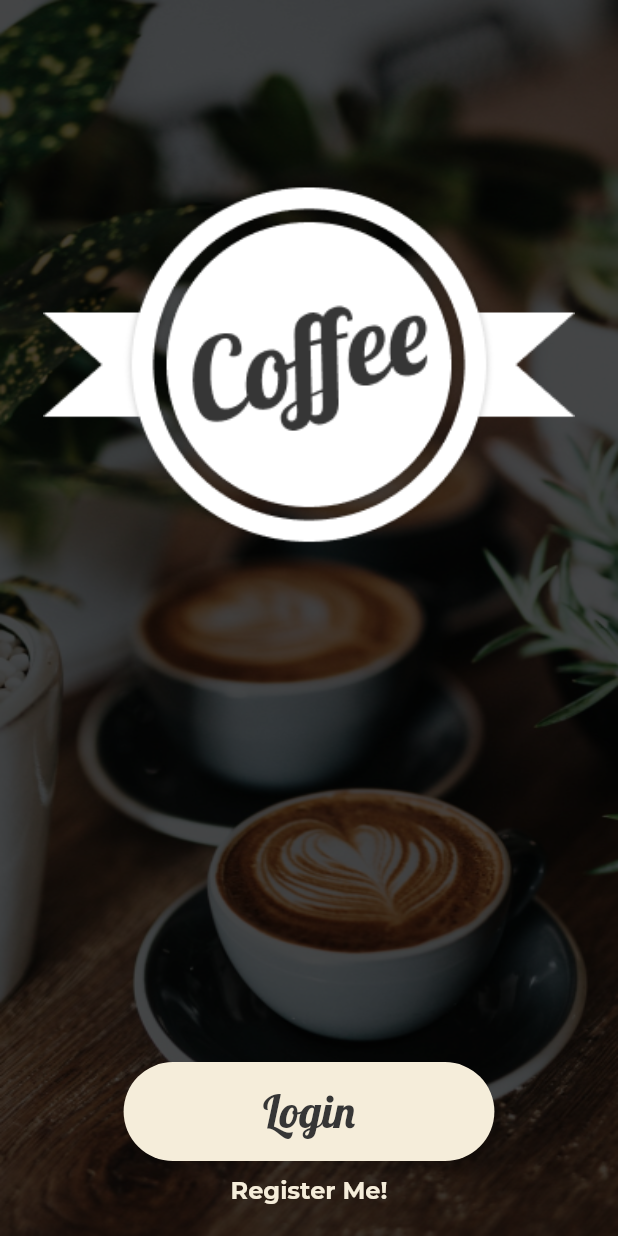
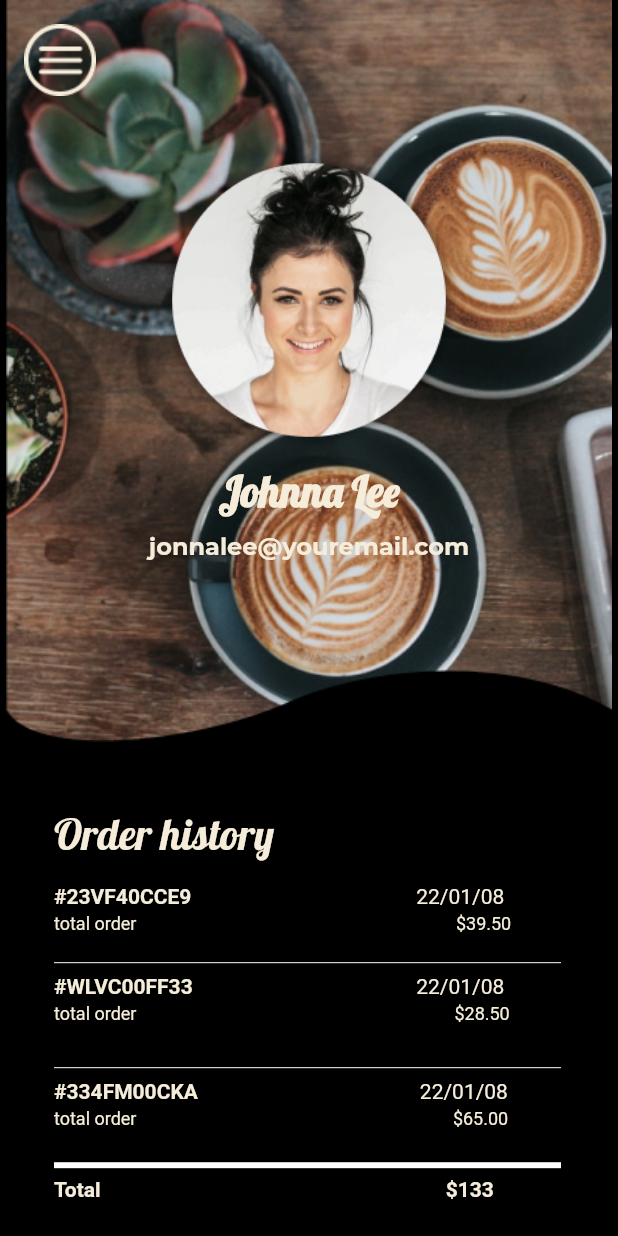
Before and after one commit to mohmmadabdr/coffee_app, a Flutter app: the screen it shows after launch, on a phone screen of 412 x 824 dp. Run offline on Flutter 3.47's test engine with Material 2 defaults, Android fonts, the phone set to English and light mode, and no system bars; our stand-ins replace firebase_core, get, get_storage, loading_animation_widget; accounts and stored records are empty; Roboto replaces fonts that are missing (Montserrat).

Commit message:
Move To Screen Profile To Project

```diff
--- a/lib/Shared/Base/routing.dart
+++ b/lib/Shared/Base/routing.dart
@@ -1,9 +1,11 @@
 import 'package:coffee_app/Shared/Binding/loading_binding.dart';
 import 'package:coffee_app/Shared/Binding/login_binding.dart';
+import 'package:coffee_app/Shared/Binding/profile_binding.dart';
 import 'package:coffee_app/Shared/Binding/register_binding.dart';
 import 'package:coffee_app/Shared/Binding/start_binding.dart';
 import 'package:coffee_app/View/Loading/loading_page.dart';
 import 'package:coffee_app/View/Login/login_page.dart';
+import 'package:coffee_app/View/Profile/profile_page.dart';
 import 'package:coffee_app/View/Regester/regester_page.dart';
 import 'package:coffee_app/View/Start/start_page.dart';
 import 'package:get/get.dart';
@@ -58,12 +60,12 @@ class BaseRoute {
         // //   page: const ContinueCreateToEmailPage(),
         // //   binding: BindingContinueCreateToEmail(),
         // // ),
-        // _getPage(
-        //   transitionScreen: Transition.rightToLeft,
-        //   name: PageTo.completeprofile,
-        //   page: CompleteProfilePage(),
-        //   binding: CompleteProfileBinding(),
-        // ),
+        _getPage(
+          transitionScreen: Transition.rightToLeft,
+          name: PageTo.profile,
+          page: ProfilePage(),
+          binding: ProfileBinding(),
+        ),
       ];
 
   static GetPage _getPage({
@@ -89,6 +91,6 @@ class PageTo {
   static const regester = "/Regster";
   static const start = "/Stert";
   static const forgotPassword = '/ForgotPassword';
-  static const completeprofile = '/CompleteProfile';
+  static const profile = '/Profile';
   static const loading = '/Loading';
 }
--- /dev/null
+++ b/lib/Shared/Binding/profile_binding.dart
@@ -0,0 +1,16 @@
+import 'package:coffee_app/ViewModel/Profile/profile_controller.dart';
+import 'package:coffee_app/ViewModel/Profile/profile_provider.dart';
+import 'package:get/get.dart';
+
+class ProfileBinding extends Bindings {
+  @override
+  void dependencies() {
+    Get.put<ProfileProvider>(
+      ProfileProvider(),
+    );
+
+    Get.put<ProfileController>(
+      ProfileController(),
+    );
+  }
+}
--- a/lib/Shared/Resource/images_mangment.dart
+++ b/lib/Shared/Resource/images_mangment.dart
@@ -4,6 +4,9 @@ class BaseImage {
   static String surat({required var nomor}) => "assets/image/sname_$nomor.png";
   static var logo = "assets/image/iconapp.png";
   static var background_start = "assets/image/background_start.png";
+  static var coffee_background = "assets/image/coffee_background.png";
+  static var avatar = "assets/image/avatar.png";
+  static var Menu = "assets/image/Menu.png";
 }
 
 class BaseImagejpg {
--- a/lib/View/MyApp/app.dart
+++ b/lib/View/MyApp/app.dart
@@ -22,7 +22,7 @@ class _MyAppState extends State<MyApp> {
   Widget build(BuildContext context) {
     return GetMaterialApp(
       debugShowCheckedModeBanner: false,
-      initialRoute: PageTo.loading,
+      initialRoute: PageTo.profile,
       getPages: BaseRoute.pages(),
       theme: applicationTheme(context),
     );
--- /dev/null
+++ b/lib/View/Profile/profile_page.dart
@@ -0,0 +1,393 @@
+import 'package:coffee_app/Shared/Resource/images_mangment.dart';
+import 'package:coffee_app/Shared/Resource/size_mangment.dart';
+import 'package:flutter/material.dart';
+import 'package:get/get.dart';
+
+class ProfilePage extends StatelessWidget {
+  @override
+  Widget build(BuildContext context) {
+    return Scaffold(
+      backgroundColor: Colors.black,
+      body: Stack(
+        children: [
+          Align(
+            alignment: Alignment.topCenter,
+            child: FractionallySizedBox(
+              heightFactor: 0.6,
+              child: Image.asset(
+                BaseImage.coffee_background,
+                fit: BoxFit.cover,
+              ),
+            ),
+          ),
+          SafeArea(
+            child: Align(
+              alignment: Alignment.topLeft,
+              child: Padding(
+                padding: EdgeInsets.all(16.0),
+                child: Image.asset(BaseImage.Menu),
+              ),
+            ),
+          ),
+          Align(
+            alignment: Alignment.center,
+            child: Padding(
+              padding: EdgeInsets.only(top: 100.0),
+              child: Column(
+                mainAxisAlignment: MainAxisAlignment.start,
+                children: [
+                  CircleAvatar(
+                    radius: 100,
+                    backgroundColor: Colors.transparent,
+                    backgroundImage: AssetImage(BaseImage.avatar),
+                  ),
+                  SizedBox(height: 10),
+                  Text(
+                    'Johnna Lee',
+                    style: TextStyle(
+                      fontSize: FontSize.s28,
+                      fontWeight: FontWeight.bold,
+                      color: Color(0xFFF5EDDA),
+                    ),
+                  ),
+                  SizedBox(height: 10),
+                  Text(
+                    'jonnalee@youremail.com',
+                    style: TextStyle(
+                      fontFamily: 'Montserrat-VariableFont_wght',
+                      fontWeight: FontWeight.bold,
+                      fontSize: FontSize.s16,
+                      color: Color(0xFFF5EDDA),
+                    ),
+                  ),
+                  SizedBox(
+                    height: Get.height * 0.2,
+                  ),
+                  Container(
+                    margin: EdgeInsets.fromLTRB(36, 0, 38, 0),
+                    width: double.infinity,
+                    child: Column(
+                      crossAxisAlignment: CrossAxisAlignment.start,
+                      children: [
+                        Container(
+                          margin: EdgeInsets.fromLTRB(0, 0, 0, 16),
+                          child: Text(
+                            'Order history',
+                            style: TextStyle(
+                              fontSize: 28,
+                              fontWeight: FontWeight.w400,
+                              height: 1.2,
+                              color: Color(0xfff5edda),
+                            ),
+                          ),
+                        ),
+                        Container(
+                          // orderVE7 (10:380)
+                          margin: EdgeInsets.fromLTRB(0, 0, 0, 0),
+                          padding: EdgeInsets.fromLTRB(0, 0, 0, 11),
+                          width: double.infinity,
+                          child: Column(
+                            crossAxisAlignment: CrossAxisAlignment.center,
+                            children: [
+                              Container(
+                                margin: EdgeInsets.fromLTRB(0, 0, 0, 2),
+                                width: double.infinity,
+                                child: Row(
+                                  crossAxisAlignment: CrossAxisAlignment.center,
+                                  children: [
+                                    Container(
+                                      // vf40cce9M1R (10:381)
+                                      margin: EdgeInsets.fromLTRB(0, 0, 150, 0),
+                                      child: Text(
+                                        '#23VF40CCE9',
+                                        style: TextStyle(
+                                          fontFamily: 'Montserrat',
+                                          fontSize: 14,
+                                          fontWeight: FontWeight.w700,
+                                          height: 1.2,
+                                          color: Color(0xfff5edda),
+                                        ),
+                                      ),
+                                    ),
+                                    Text(
+                                      // ci3 (10:384)
+                                      '22/01/08',
+                                      textAlign: TextAlign.right,
+                                      style: TextStyle(
+                                        fontFamily: 'Montserrat',
+                                        fontSize: 14,
+                                        fontWeight: FontWeight.w400,
+                                        height: 1.2,
+                                        color: Color(0xfff5edda),
+                                      ),
+                                    ),
+                                  ],
+                                ),
+                              ),
+                              Container(
+                                // autogroup4mnwAUf (D3kjFUT954yVjr81f64mnw)
+                                margin: EdgeInsets.fromLTRB(0, 0, 0, 0),
+                                width: double.infinity,
+                                child: Row(
+                                  crossAxisAlignment: CrossAxisAlignment.center,
+                                  children: [
+                                    Container(
+                                      margin: EdgeInsets.fromLTRB(0, 0, 213, 0),
+                                      child: Text(
+                                        'total order',
+                                        style: TextStyle(
+                                          fontFamily: 'Montserrat',
+                                          fontSize: 12,
+                                          fontWeight: FontWeight.w400,
+                                          height: 1.2,
+                                          color: Color(0xfff5edda),
+                                        ),
+                                      ),
+                                    ),
+                                    Text(
+                                      // DSw (10:383)
+                                      '\$39.50',
+                                      textAlign: TextAlign.right,
+                                      style: TextStyle(
+                                        fontFamily: 'Montserrat',
+                                        fontSize: 12,
+                                        fontWeight: FontWeight.w400,
+                                        height: 1.2,
+                                        color: Color(0xfff5edda),
+                                      ),
+                                    ),
+                                  ],
+                                ),
+                              ),
+                            ],
+                          ),
+                        ),
+                        Divider(
+                          color: Colors.white,
+                        ),
+                        Container(
+                          margin: EdgeInsets.fromLTRB(0, 0, 0, 0),
+                          padding: EdgeInsets.fromLTRB(0, 0, 0, 11),
+                          width: double.infinity,
+                          child: Column(
+                            crossAxisAlignment: CrossAxisAlignment.center,
+                            children: [
+                              Container(
+                                margin: EdgeInsets.fromLTRB(0, 0, 0, 2),
+                                width: double.infinity,
+                                child: Row(
+                                  crossAxisAlignment: CrossAxisAlignment.center,
+                                  children: [
+                                    Container(
+                                      margin: EdgeInsets.fromLTRB(0, 0, 149, 0),
+                                      child: Text(
+                                        '#WLVC00FF33',
+                                        style: TextStyle(
+                                          fontFamily: 'Montserrat',
+                                          fontSize: 14,
+                                          fontWeight: FontWeight.w700,
+                                          height: 1.2,
+                                          color: Color(0xfff5edda),
+                                        ),
+                                      ),
+                                    ),
+                                    Text(
+                                      '22/01/08',
+                                      textAlign: TextAlign.right,
+                                      style: TextStyle(
+                                        fontFamily: 'Montserrat',
+                                        fontSize: 14,
+                                        fontWeight: FontWeight.w400,
+                                        height: 1.2,
+                                        color: Color(0xfff5edda),
+                                      ),
+                                    ),
+                                  ],
+                                ),
+                              ),
+                              Container(
+                                margin: EdgeInsets.fromLTRB(0, 0, 0, 10),
+                                width: double.infinity,
+                                child: Row(
+                                  crossAxisAlignment: CrossAxisAlignment.center,
+                                  children: [
+                                    Container(
+                                      margin: EdgeInsets.fromLTRB(0, 0, 212, 0),
+                                      child: Text(
+                                        'total order',
+                                        style: TextStyle(
+                                          fontFamily: 'Montserrat',
+                                          fontSize: 12,
+                                          fontWeight: FontWeight.w400,
+                                          height: 1.2,
+                                          color: Color(0xfff5edda),
+                                        ),
+                                      ),
+                                    ),
+                                    Text(
+                                      '\$28.50',
+                                      textAlign: TextAlign.right,
+                                      style: TextStyle(
+                                        fontFamily: 'Montserrat',
+                                        fontSize: 12,
+                                        fontWeight: FontWeight.w400,
+                                        height: 1,
+                                        color: Color(0xfff5edda),
+                                      ),
+                                    ),
+                                  ],
+                                ),
+                              ),
+                            ],
+                          ),
+                        ),
+                        Divider(
+                          color: Colors.white,
+                        ),
+                        Container(
+                          margin: EdgeInsets.fromLTRB(0, 0, 0, 0),
+                          padding: EdgeInsets.fromLTRB(0, 0, 0, 11),
+                          width: double.infinity,
+                          child: Column(
+                            crossAxisAlignment: CrossAxisAlignment.center,
+                            children: [
+                              Container(
+                                margin: EdgeInsets.fromLTRB(0, 0, 0, 2),
+                                width: double.infinity,
+                                child: Row(
+                                  crossAxisAlignment: CrossAxisAlignment.center,
+                                  children: [
+                                    Container(
+                                      margin: EdgeInsets.fromLTRB(0, 0, 148, 0),
+                                      child: Text(
+                                        '#334FM00CKA',
+                                        style: TextStyle(
+                                          fontFamily: 'Montserrat',
+                                          fontSize: 14,
+                                          fontWeight: FontWeight.w700,
+                                          height: 1.2000000817,
+                                          color: Color(0xfff5edda),
+                                        ),
+                                      ),
+                                    ),
+                                    Text(
+                                      '22/01/08',
+                                      textAlign: TextAlign.right,
+                                      style: TextStyle(
+                                        fontFamily: 'Montserrat',
+                                        fontSize: 14,
+                                        fontWeight: FontWeight.w400,
+                                        height: 1.2000000817,
+                                        color: Color(0xfff5edda),
+                                      ),
+                                    ),
+                                  ],
+                                ),
+                              ),
+                              Container(
+                                margin: EdgeInsets.fromLTRB(0, 0, 0, 5),
+                                width: double.infinity,
+                                child: Row(
+                                  crossAxisAlignment: CrossAxisAlignment.center,
+                                  children: [
+                                    Container(
+                                      margin: EdgeInsets.fromLTRB(0, 0, 208, 0),
+                                      child: Text(
+                                        'total order ',
+                                        style: TextStyle(
+                                          fontFamily: 'Montserrat',
+                                          fontSize: 12,
+                                          fontWeight: FontWeight.w400,
+                                          height: 1.2000000477,
+                                          color: Color(0xfff5edda),
+                                        ),
+                                      ),
+                                    ),
+                                    Text(
+                                      // g31 (10:411)
+                                      '\$65.00',
+                                      textAlign: TextAlign.right,
+                                      style: TextStyle(
+                                        fontFamily: 'Montserrat',
+                                        fontSize: 12,
+                                        fontWeight: FontWeight.w400,
+                                        height: 1.2,
+                                        color: Color(0xfff5edda),
+                                      ),
+                                    ),
+                                  ],
+                                ),
+                              ),
+                            ],
+                          ),
+                        ),
+                        Divider(
+                          color: Colors.white,
+                          thickness: 4,
+                        ),
+                        Container(
+                          width: double.infinity,
+                          child: Column(
+                            crossAxisAlignment: CrossAxisAlignment.center,
+                            children: [
+                              Container(
+                                // line29xB (10:401)
+                                margin: EdgeInsets.fromLTRB(0, 0, 0, 0),
+                                width: 315,
+                                height: 0,
+                                child: Image.asset(
+                                  'assets/image/line-2.png',
+                                  width: 315,
+                                  height: 0,
+                                ),
+                              ),
+                              Container(
+                                // autogroupmujh4JT (D3kk3x7hR8GQpDb4nhmUjH)
+                                width: double.infinity,
+                                child: Row(
+                                  crossAxisAlignment: CrossAxisAlignment.center,
+                                  children: [
+                                    Container(
+                                      // totalcqm (10:399)
+                                      margin: EdgeInsets.fromLTRB(0, 0, 230, 0),
+                                      child: Text(
+                                        'Total',
+                                        style: TextStyle(
+                                          fontFamily: 'Montserrat',
+                                          fontSize: 14,
+                                          fontWeight: FontWeight.w700,
+                                          height: 1.2000000817,
+                                          color: Color(0xfff5edda),
+                                        ),
+                                      ),
+                                    ),
+                                    Text(
+                                      // v5m (10:400)
+                                      '\$133',
+                                      textAlign: TextAlign.right,
+                                      style: TextStyle(
+                                        fontFamily: 'Montserrat',
+                                        fontSize: 14,
+                                        fontWeight: FontWeight.w700,
+                                        height: 1.2000000817,
+                                        color: Color(0xfff5edda),
+                                      ),
+                                    ),
+                                  ],
+                                ),
+                              ),
+                            ],
+                          ),
+                        ),
+                      ],
+                    ),
+                  ),
+                ],
+              ),
+            ),
+          ),
+        ],
+      ),
+    );
+  }
+}
--- /dev/null
+++ b/lib/ViewModel/Profile/profile_controller.dart
@@ -0,0 +1,3 @@
+import 'package:get/get.dart';
+
+class ProfileController extends GetxController {}
--- /dev/null
+++ b/lib/ViewModel/Profile/profile_provider.dart
@@ -0,0 +1,3 @@
+import 'package:get/get.dart';
+
+class ProfileProvider extends DisposableInterface {}
```
Also changed, not shown: assets/image/Menu.png (added), assets/image/avatar.png (added), assets/image/coffee_background.png (added), assets/image/line-2.png (added).
